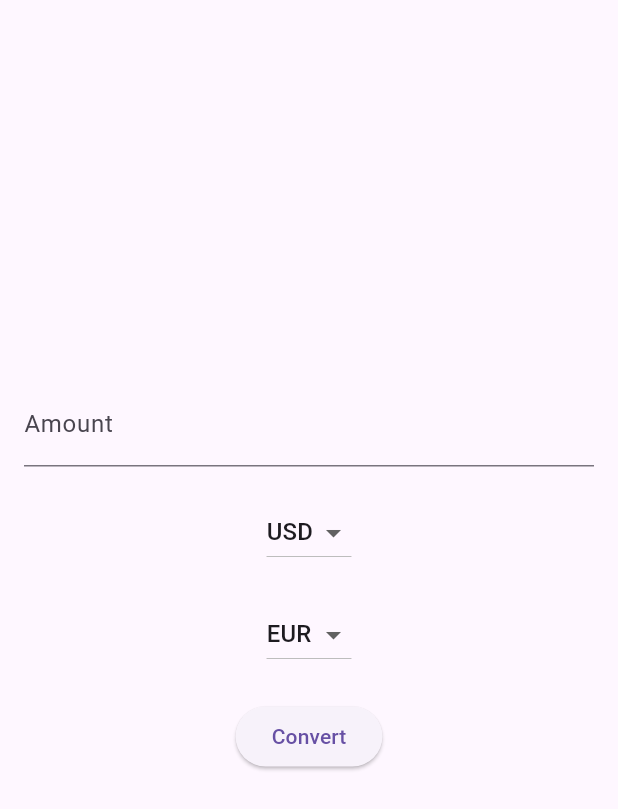
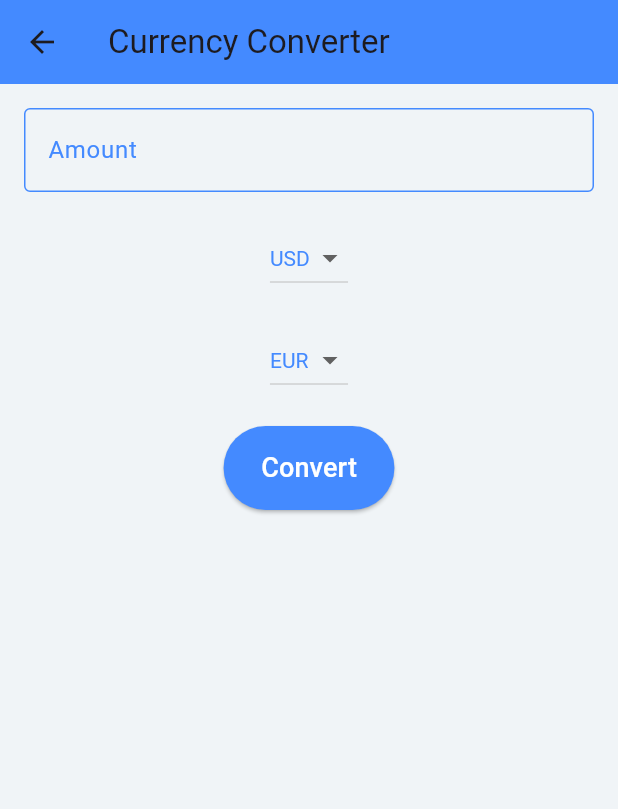
Before and after one commit to PTD-269/android-calculator, a Flutter app: the CurrencyCalculatorUI screen opened directly, on a phone screen of 412 x 824 dp. Shown: the top 809 px of the screen. Run offline on Flutter 3.47's test engine with Material 3 defaults, Android fonts, the phone set to English and light mode, and no system bars.

Commit message:
fix curr basic

```diff
--- a/lib/CurrencyCalc/CurrencyCalculatorUI.dart
+++ b/lib/CurrencyCalc/CurrencyCalculatorUI.dart
@@ -12,6 +12,8 @@ class _CurrencyCalculatorUIState extends State<CurrencyCalculatorUI> {
   String _toCurrency = 'EUR';
   double _amount = 0.0;
   String _result = '';
+  Color _fromCurrencyColor = Colors.blueAccent;  // Biến màu chữ cho đồng tiền xuất phát
+  Color _toCurrencyColor = Colors.blueAccent;    // Biến màu chữ cho đồng tiền đích
 
   final TextEditingController _amountController = TextEditingController();
 
@@ -33,22 +35,45 @@ class _CurrencyCalculatorUIState extends State<CurrencyCalculatorUI> {
 
   @override
   Widget build(BuildContext context) {
-    return Padding(
+    return Scaffold(
+      resizeToAvoidBottomInset: true, // Giúp giao diện tránh bàn phím
+      backgroundColor: Color(0xFFf0f4f7), // Màu nền sáng nhẹ
+      appBar: AppBar(
+        title: Text('Currency Converter'),
+        backgroundColor: Colors.blueAccent, // Màu xanh dương cho appBar
+      ),
+      body: SingleChildScrollView( // Bao quanh với SingleChildScrollView
         padding: const EdgeInsets.all(16.0),
         child: Column(
           mainAxisAlignment: MainAxisAlignment.center,
           children: [
+            // Trường nhập liệu cho Amount
             TextField(
               controller: _amountController,
-            decoration: InputDecoration(labelText: 'Amount'),
-            keyboardType: TextInputType.number,
+              decoration: InputDecoration(
+                labelText: 'Amount',
+                labelStyle: TextStyle(color: Colors.blueAccent), // Màu label xanh dương
+                enabledBorder: OutlineInputBorder(
+                  borderSide: BorderSide(color: Colors.blueAccent), // Viền xanh dương
+                ),
+                focusedBorder: OutlineInputBorder(
+                  borderSide: BorderSide(color: Colors.blueAccent), // Viền khi focus xanh dương
+                ),
+              ),
+              keyboardType: TextInputType.number, // Hiển thị bàn phím số
+              textInputAction: TextInputAction.done, // Khi nhấn "Done"
+              onSubmitted: (value) {
+                _convertCurrency(); // Khi nhấn Enter, thực hiện chuyển đổi
+              },
             ),
             SizedBox(height: 20),
+            // Dropdown cho đồng tiền xuất phát
             DropdownButton<String>(
               value: _fromCurrency,
               onChanged: (String? newValue) {
                 setState(() {
                   _fromCurrency = newValue!;
+                  _fromCurrencyColor = Colors.black; // Đổi màu chữ thành đen khi chọn
                 });
               },
               items: CurrencyCalculatorHandler.getAvailableCurrencies()
@@ -58,13 +83,17 @@ class _CurrencyCalculatorUIState extends State<CurrencyCalculatorUI> {
                   child: Text(value),
                 );
               }).toList(),
+              dropdownColor: Colors.blueAccent, // Màu nền xanh cho dropdown
+              style: TextStyle(color: _fromCurrencyColor), // Màu chữ thay đổi
             ),
             SizedBox(height: 20),
+            // Dropdown cho đồng tiền đích
             DropdownButton<String>(
               value: _toCurrency,
               onChanged: (String? newValue) {
                 setState(() {
                   _toCurrency = newValue!;
+                  _toCurrencyColor = Colors.black; // Đổi màu chữ thành đen khi chọn
                 });
               },
               items: CurrencyCalculatorHandler.getAvailableCurrencies()
@@ -74,18 +103,30 @@ class _CurrencyCalculatorUIState extends State<CurrencyCalculatorUI> {
                   child: Text(value),
                 );
               }).toList(),
+              dropdownColor: Colors.blueAccent, // Màu nền xanh cho dropdown
+              style: TextStyle(color: _toCurrencyColor), // Màu chữ thay đổi
             ),
             SizedBox(height: 20),
+            // Nút chuyển đổi
             ElevatedButton(
               onPressed: _convertCurrency,
-            child: Text('Convert'),
+              style: ElevatedButton.styleFrom(
+                backgroundColor: Colors.blueAccent, // Màu nút xanh dương
+                padding: EdgeInsets.symmetric(vertical: 15, horizontal: 25),
+              ),
+              child: Text(
+                'Convert',
+                style: TextStyle(fontSize: 18, color: Colors.white),
+              ),
             ),
             SizedBox(height: 20),
+            // Kết quả hiển thị
             Text(
               _result,
-            style: TextStyle(fontSize: 24),
+              style: TextStyle(fontSize: 24, color: Colors.blueAccent),
             ),
           ],
+        ),
       ),
     );
   }
--- a/lib/ProgrammerCalc/ProgrammerCalculatorUI.dart
+++ b/lib/ProgrammerCalc/ProgrammerCalculatorUI.dart
@@ -66,6 +66,7 @@ class _ProgrammerCalculatorUIState extends State<ProgrammerCalculatorUI> {
       child: Column(
         mainAxisAlignment: MainAxisAlignment.end,
         children: [
+          // Phần input và kết quả
           Container(
             alignment: Alignment.centerRight,
             child: Text(
@@ -82,21 +83,26 @@ class _ProgrammerCalculatorUIState extends State<ProgrammerCalculatorUI> {
             ),
           ),
           SizedBox(height: 20),
+
+          // Thay đổi phần nút Binary, Decimal, Hexadecimal, Octal
           Row(
-            mainAxisAlignment: MainAxisAlignment.spaceEvenly,
+            mainAxisAlignment: MainAxisAlignment.start, // Đặt các nút sang trái
             children: [
               ElevatedButton(
                 onPressed: () => _setBase('Binary'),
                 child: Text('Binary'),
               ),
+              SizedBox(width: 10),
               ElevatedButton(
                 onPressed: () => _setBase('Decimal'),
                 child: Text('Decimal'),
               ),
+              SizedBox(width: 10),
               ElevatedButton(
                 onPressed: () => _setBase('Hexadecimal'),
                 child: Text('Hexadecimal'),
               ),
+              SizedBox(width: 10),
               ElevatedButton(
                 onPressed: () => _setBase('Octal'),
                 child: Text('Octal'),
@@ -104,7 +110,8 @@ class _ProgrammerCalculatorUIState extends State<ProgrammerCalculatorUI> {
             ],
           ),
           SizedBox(height: 20),
-          // Thay thế phần bàn phím với CalculatorKeyboard
+
+          // Phần bàn phím với CalculatorKeyboard
           Expanded(
             child: CalculatorKeyboard(onButtonPressed: _onButtonPressed),
           ),
```
Lines whose indentation alone changed are shown as unchanged.
